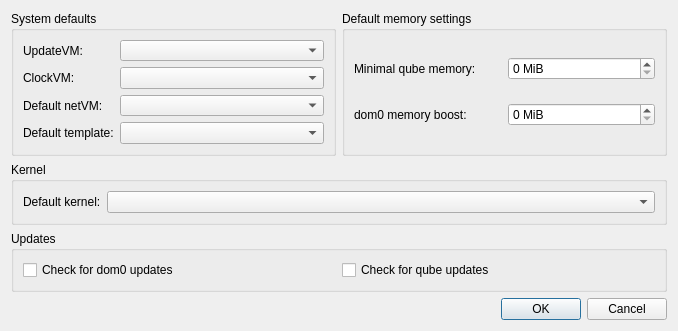
The window that ui/globalsettingsdlg.ui (QubesOS/qubes-manager) describes before a commit, drawn with Qt 5.
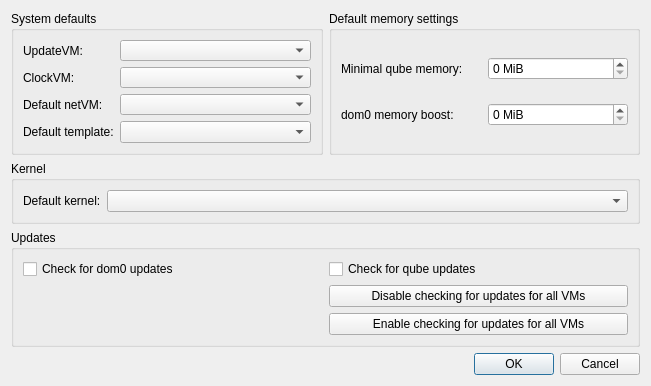
The same window after the commit.

Commit message:
Replaced single check vm updates checkbox
Now there is a checkbox for the default for new VMs, and two
buttons to either disable checking for updates in all VMs or enable it
in all VMs.

The edit to the form file:
```diff
--- a/ui/globalsettingsdlg.ui
+++ b/ui/globalsettingsdlg.ui
@@ -6,8 +6,8 @@
    <rect>
     <x>0</x>
     <y>0</y>
-    <width>678</width>
-    <height>331</height>
+    <width>651</width>
+    <height>386</height>
    </rect>
   </property>
   <property name="windowTitle">
@@ -195,6 +195,13 @@
       <string>Updates</string>
      </property>
      <layout class="QGridLayout" name="gridLayout_3">
+      <item row="1" column="1">
+       <widget class="QPushButton" name="disable_updates_all">
+        <property name="text">
+         <string>Disable checking for updates for all VMs</string>
+        </property>
+       </widget>
+      </item>
       <item row="0" column="0">
        <widget class="QCheckBox" name="updates_dom0">
         <property name="text">
@@ -215,6 +222,13 @@
         </property>
        </widget>
       </item>
+      <item row="2" column="1">
+       <widget class="QPushButton" name="enable_updates_all">
+        <property name="text">
+         <string>Enable checking for updates for all VMs</string>
+        </property>
+       </widget>
+      </item>
      </layout>
     </widget>
    </item>
```
The commit also changes 1 other file.
